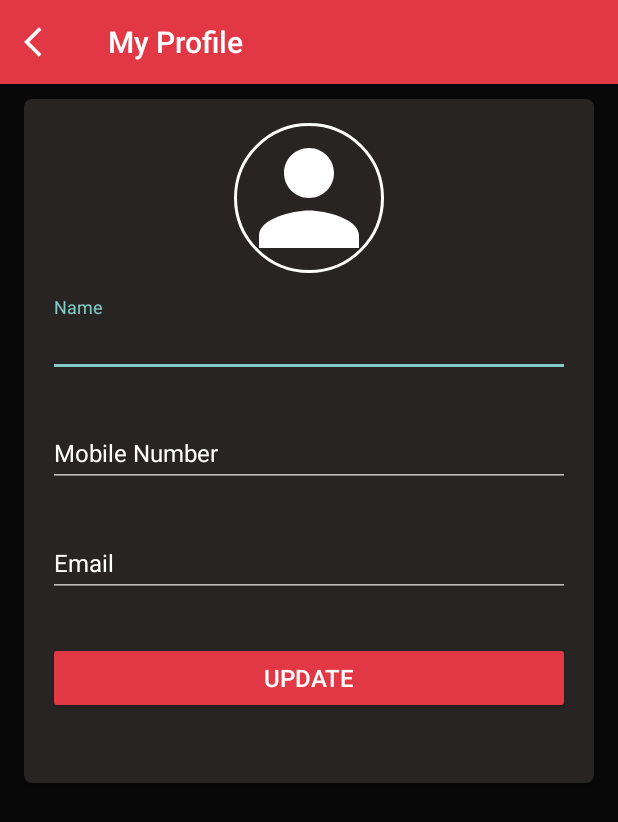
After one commit to sanskaarrr/TheHomy, an Android app: the ProfileActivity screen opened directly, with no data from a screen before it, on a phone screen of 412 x 824 dp. The commit adds this screen. Shown: the top 822 px of the screen. Run offline under Robolectric (Android 15) with nearby library versions, the phone set to English and light mode, and no system bars; our stand-ins replace CircleImageView, Firebase (no records; nobody signed in at launch, a user with empty details on screens opened directly); pictures from the network do not load; 5 statements that could not run were skipped.

Commit message:
New Features

```diff
--- a/app/build.gradle
+++ b/app/build.gradle
@@ -58,7 +58,7 @@ dependencies {
     implementation 'de.hdodenhof:circleimageview:3.1.0'
     implementation 'androidx.drawerlayout:drawerlayout:1.2.0'
     implementation 'androidx.appcompat:appcompat:1.6.1'
-
+    implementation 'com.github.bumptech.glide:glide:4.16.0'
 //    implementation 'com.squareup.picasso:picasso:2.8'
     testImplementation 'junit:junit:4.13.2'
 //    implementation 'com.squareup.picasso:picasso:2.71828'
--- /dev/null
+++ b/app/src/main/java/com/example/thehomyapp/activities/ProfileActivity.kt
@@ -0,0 +1,143 @@
+package com.example.thehomyapp.activities
+
+import android.Manifest
+import android.app.Activity
+import android.content.Intent
+import android.content.pm.PackageManager
+import android.net.Uri
+import androidx.appcompat.app.AppCompatActivity
+import android.os.Bundle
+import android.provider.MediaStore
+import android.provider.Settings
+import android.widget.ImageView
+import android.widget.TextView
+import android.widget.Toast
+import androidx.core.app.ActivityCompat
+import androidx.core.content.ContextCompat
+import com.bumptech.glide.Glide
+import com.example.thehomyapp.R
+import com.example.thehomyapp.R.id.toolbar_my_profile_activity
+import com.example.thehomyapp.firebase.FirestoreClass
+import com.example.thehomyapp.model.User
+import java.io.IOException
+
+class ProfileActivity : AppCompatActivity() {
+    private lateinit var UserImage: ImageView
+    private var mSelectedImageFileUri: Uri? = null
+    override fun onCreate(savedInstanceState: Bundle?) {
+        super.onCreate(savedInstanceState)
+        setContentView(R.layout.activity_profile)
+        UserImage=findViewById(R.id.iv_user_image)
+        setupActionBar()
+        FirestoreClass().loadUserData(this)
+
+
+        UserImage.setOnClickListener {
+
+            if (ContextCompat.checkSelfPermission(this, Manifest.permission.READ_EXTERNAL_STORAGE)
+                == PackageManager.PERMISSION_GRANTED
+            ) {
+                showImageChooser()
+
+            } else {
+                ActivityCompat.requestPermissions(
+                    this,
+                    arrayOf(Manifest.permission.READ_EXTERNAL_STORAGE),
+                    READ_STORAGE_PERMISSION_CODE
+                )
+            }
+        }
+
+
+    }
+    override fun onActivityResult(requestCode: Int, resultCode: Int, data: Intent?) {
+        super.onActivityResult(requestCode, resultCode, data)
+        if (resultCode == Activity.RESULT_OK
+            && requestCode == PICK_IMAGE_REQUEST_CODE
+            && data!!.data != null
+        ) {
+            mSelectedImageFileUri = data.data
+
+            try {
+                // Load the user image in the ImageView.
+                Glide
+                    .with(this)
+                    .load(Uri.parse(mSelectedImageFileUri.toString())) // URI of the image
+                    .centerCrop() // Scale type of the image.
+                    .placeholder(R.drawable.profile) // A default place holder
+                    .into(UserImage) // the view in which the image will be loaded.
+            } catch (e: IOException) {
+                e.printStackTrace()
+            }
+        }
+    }
+    override fun onRequestPermissionsResult(
+        requestCode: Int,
+        permissions: Array<out String>,
+        grantResults: IntArray
+    ) {
+        super.onRequestPermissionsResult(requestCode, permissions, grantResults)
+        if (requestCode == READ_STORAGE_PERMISSION_CODE) {
+            if (grantResults.isNotEmpty() && grantResults[0] == PackageManager.PERMISSION_GRANTED) {
+
+                showImageChooser()
+            } else {
+                //Displaying another toast if permission is not granted
+                Toast.makeText(
+                    this,
+                    "Oops, you just denied the permission for storage. You can also allow it from settings.",
+                    Toast.LENGTH_LONG
+                ).show()
+
+                val settingsIntent = Intent(Settings.ACTION_APPLICATION_DETAILS_SETTINGS)
+                val uri: Uri = Uri.fromParts("package", packageName, null)
+                settingsIntent.data = uri
+                startActivity(settingsIntent)
+            }
+        }
+    }
+
+    private fun setupActionBar() {
+
+
+        setSupportActionBar(findViewById(toolbar_my_profile_activity))
+        val actionBar = supportActionBar
+        if (actionBar != null) {
+            actionBar.setDisplayHomeAsUpEnabled(true)
+            actionBar.setHomeAsUpIndicator(R.drawable.ic_white_color_back_24dp)
+            actionBar.title = "My Profile"
+        }
+        findViewById<androidx.appcompat.widget.Toolbar>(toolbar_my_profile_activity)
+            .setNavigationOnClickListener { onBackPressed() }
+
+
+    }
+    fun setUserDataInUI(user:User){
+
+        val name=findViewById<TextView>(R.id.et_name)
+        val email=findViewById<TextView>(R.id.et_email)
+
+
+        Glide.with(this).load(user.image).centerCrop().placeholder(R.drawable.profile).into(UserImage)
+
+            name.setText(user.name)
+            email.setText(user.email)
+        val phoneNum=findViewById<TextView>(R.id.et_phone)
+        phoneNum.text=user.phoneNumber
+
+        }
+    private fun showImageChooser() {
+        // An intent for launching the image selection of phone storage.
+        val galleryIntent = Intent(
+            Intent.ACTION_PICK,
+            MediaStore.Images.Media.EXTERNAL_CONTENT_URI
+        )
+        // Launches the image selection of phone storage using the constant code.
+        startActivityForResult(galleryIntent, PICK_IMAGE_REQUEST_CODE)
+    }
+    companion object {
+
+        private const val READ_STORAGE_PERMISSION_CODE = 1
+        private const val PICK_IMAGE_REQUEST_CODE = 2
+    }
+    }
--- a/app/src/main/java/com/example/thehomyapp/activities/SplashScreenActivity.kt
+++ b/app/src/main/java/com/example/thehomyapp/activities/SplashScreenActivity.kt
@@ -33,6 +33,7 @@ class SplashScreenActivity : AppCompatActivity() {
                 startActivity(Intent(this, LoginActivity::class.java))
 
             }
+//            startActivity(Intent(this, ProfileActivity::class.java))
                 finish()
 
         },2500)
--- a/app/src/main/java/com/example/thehomyapp/firebase/FirestoreClass.kt
+++ b/app/src/main/java/com/example/thehomyapp/firebase/FirestoreClass.kt
@@ -1,6 +1,9 @@
 package com.example.thehomyapp.firebase
 
+import android.app.Activity
+import com.example.thehomyapp.activities.DasboardActivity
 import com.example.thehomyapp.activities.LoginActivity
+import com.example.thehomyapp.activities.ProfileActivity
 import com.example.thehomyapp.activities.VerificationActivity
 import com.example.thehomyapp.model.User
 import com.example.thehomyapp.utils.Constants
@@ -8,6 +11,7 @@ import com.google.firebase.auth.FirebaseAuth
 import com.google.firebase.auth.FirebaseUser
 import com.google.firebase.firestore.FirebaseFirestore
 import com.google.firebase.firestore.SetOptions
+import com.google.firebase.firestore.toObject
 
 class FirestoreClass {
     private val mFireStore= FirebaseFirestore.getInstance()
@@ -36,6 +40,25 @@ class FirestoreClass {
 
     }
 
+    fun loadUserData(activity: Activity){
+        mFireStore.collection(Constants.USERS)
+            .document(getCurrentUserId())
+            .get()
+            .addOnSuccessListener { doc->
+                val loggedInUser= doc.toObject(User::class.java)!!
+
+                when(activity){
+                    is DasboardActivity->{
+                        activity.updateNavigationUserDetails(loggedInUser)
+                    }
+                    is ProfileActivity->{
+                        activity.setUserDataInUI(loggedInUser)
+                    }
+                }
+
+            }
+    }
+
     fun getCurrentUserId(): String{
         var currentUser= FirebaseAuth.getInstance().currentUser
         var currentUserId=""
--- /dev/null
+++ b/app/src/main/res/layout/activity_profile.xml
@@ -0,0 +1,131 @@
+<?xml version="1.0" encoding="utf-8"?>
+
+<LinearLayout xmlns:android="http://schemas.android.com/apk/res/android"
+    xmlns:app="http://schemas.android.com/apk/res-auto"
+    xmlns:tools="http://schemas.android.com/tools"
+    android:layout_width="match_parent"
+    android:layout_height="match_parent"
+    android:orientation="vertical"
+    tools:context=".activities.ProfileActivity">
+
+    <com.google.android.material.appbar.AppBarLayout
+        android:layout_width="match_parent"
+        android:layout_height="wrap_content"
+        android:theme="@style/Theme.TheHomyApp.AppBarOverlay">
+
+        <androidx.appcompat.widget.Toolbar
+            android:id="@+id/toolbar_my_profile_activity"
+            android:layout_width="match_parent"
+            android:layout_height="?attr/actionBarSize"
+            android:background="@color/app_theme_red"
+            app:popupTheme="@style/Theme.TheHomyApp.PopupOverlay" />
+    </com.google.android.material.appbar.AppBarLayout>
+
+    <!--This layout is just used for applying a background image to the screen below the toolbar.-->
+    <LinearLayout
+        android:layout_width="match_parent"
+        android:layout_height="match_parent"
+        android:background="@color/app_theme">
+
+        <androidx.cardview.widget.CardView
+            android:layout_width="match_parent"
+            android:layout_height="wrap_content"
+            android:layout_marginStart="16dp"
+            android:layout_marginTop="10dp"
+            android:layout_marginEnd="16dp"
+            android:layout_marginBottom="10dp"
+            android:backgroundTint="#292424"
+            android:elevation="8dp"
+            app:cardBackgroundColor="#FFFFFF"
+            app:cardCornerRadius="5dp">
+
+            <LinearLayout
+                android:layout_width="match_parent"
+                android:layout_height="wrap_content"
+                android:gravity="center_horizontal"
+                android:orientation="vertical"
+                android:padding="16dp"
+                >
+
+                <de.hdodenhof.circleimageview.CircleImageView
+                    android:id="@+id/iv_user_image"
+                    android:layout_width="100dp"
+                    android:layout_height="100dp"
+                    app:civ_border_color="@color/white"
+                    app:civ_border_width="2dp"
+                    android:contentDescription="@string/profile_image"
+                    android:src="@drawable/profile" />
+
+                <com.google.android.material.textfield.TextInputLayout
+                    android:layout_width="match_parent"
+                    android:layout_height="wrap_content"
+                    android:layout_marginTop="16dp"
+                    android:textColorHint="@color/white">
+
+                    <androidx.appcompat.widget.AppCompatEditText
+                        android:id="@+id/et_name"
+                        android:layout_width="match_parent"
+                        android:layout_height="wrap_content"
+                        android:hint="@string/name"
+                        android:textColor="@color/white"
+                        android:textSize="16sp" />
+
+                </com.google.android.material.textfield.TextInputLayout>
+
+                <com.google.android.material.textfield.TextInputLayout
+                    android:layout_width="match_parent"
+                    android:layout_height="wrap_content"
+                    android:layout_marginTop="20dp"
+                    android:textColorHint="@color/white">
+
+
+                    <!--TODO (Step 4: Here we make the email EditText as focusable false. As it should not be editable.)-->
+                    <androidx.appcompat.widget.AppCompatEditText
+                        android:id="@+id/et_phone"
+                        android:layout_width="match_parent"
+                        android:layout_height="wrap_content"
+                        android:focusable="false"
+                        android:focusableInTouchMode="false"
+                        android:hint="@string/mobile_number"
+                        android:inputType="phone"
+                        android:textColor="@color/white"
+                        android:textSize="16sp" />
+
+                </com.google.android.material.textfield.TextInputLayout>
+
+                <com.google.android.material.textfield.TextInputLayout
+                    android:layout_width="match_parent"
+                    android:layout_height="wrap_content"
+                    android:layout_marginTop="20dp"
+                    android:textColorHint="@color/white">
+
+                    <androidx.appcompat.widget.AppCompatEditText
+                        android:id="@+id/et_email"
+                        android:layout_width="match_parent"
+                        android:layout_height="wrap_content"
+                        android:hint="@string/email"
+                        android:inputType="textEmailAddress"
+                        android:textColor="@color/white"
+                        android:textSize="16sp" />
+
+                </com.google.android.material.textfield.TextInputLayout>
+
+                <Button
+                    android:id="@+id/btn_update"
+                    android:layout_width="match_parent"
+                    android:layout_height="wrap_content"
+                    android:layout_gravity="center"
+                    android:layout_marginTop="30dp"
+                    android:backgroundTint="@color/app_theme_red"
+                    android:gravity="center"
+                    android:paddingTop="8dp"
+                    android:paddingBottom="8dp"
+                    android:text="@string/update"
+                    android:textColor="@android:color/white"
+                    android:textSize="16sp"
+                    app:cornerRadius="2dp"
+                    android:layout_marginBottom="30dp"/>
+            </LinearLayout>
+        </androidx.cardview.widget.CardView>
+    </LinearLayout>
+</LinearLayout>
--- a/app/src/main/res/layout/nav_header_dash.xml
+++ b/app/src/main/res/layout/nav_header_dash.xml
@@ -9,6 +9,7 @@
     android:theme="@style/Theme.TheHomyApp.AppBarOverlay">
 
     <de.hdodenhof.circleimageview.CircleImageView
+        android:id="@+id/drawer_image"
         android:layout_width="80dp"
         android:layout_height="80dp"
         android:layout_marginStart="16dp"
--- a/app/src/main/res/values/strings.xml
+++ b/app/src/main/res/values/strings.xml
@@ -22,5 +22,10 @@
     <string name="menu_gallery">Gallery</string>
     <string name="menu_slideshow">Slideshow</string>
     <string name="rate_review"><![CDATA[Rate & Review]]></string>
+    <string name="profile_image">Profile Image</string>
+    <string name="mobile_number">Mobile Number</string>
+    <string name="email">Email</string>
+    <string name="update">Update</string>
+    <string name="name">Name</string>
 
 </resources>
```
Also changed, not shown: app/src/main/AndroidManifest.xml (+7 -3 lines), app/src/main/java/com/example/thehomyapp/activities/DasboardActivity.kt (+51 -0 lines).
